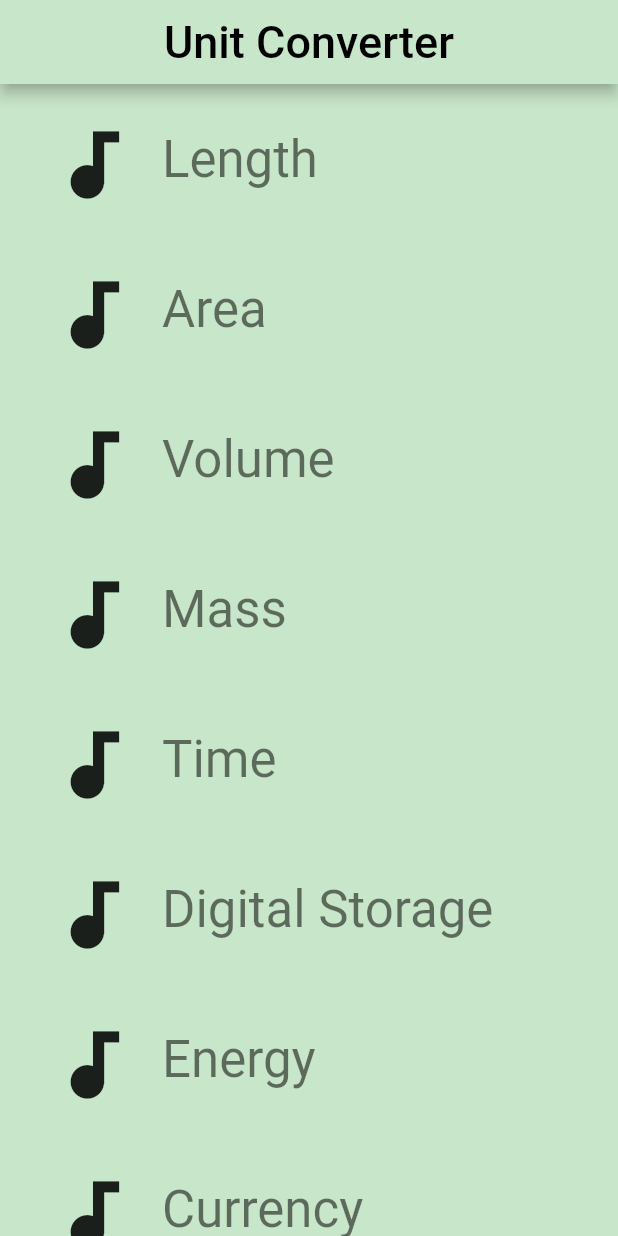
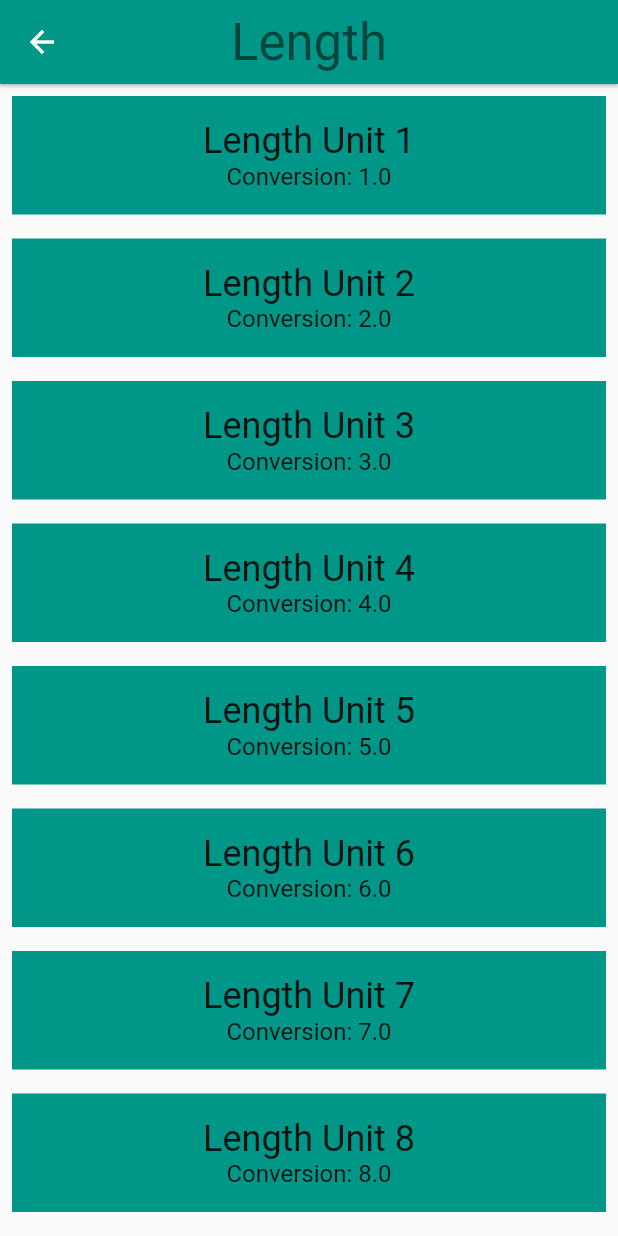
Before and after one commit to jferrater/learning_flutter, a Flutter app: the screen it shows after launch, after a tap on "Length", on a phone screen of 412 x 824 dp. Run offline on Flutter 3.47's test engine with Material 2 defaults, Android fonts, the phone set to English and light mode, and no system bars.

Commit message:
Implemented navigations

```diff
--- a/lib/category.dart
+++ b/lib/category.dart
@@ -1,4 +1,6 @@
 import 'package:flutter/material.dart';
+import 'package:learning_flutter/converter_route.dart';
+import 'package:learning_flutter/unit.dart';
 import 'package:meta/meta.dart';
 
 final _rowHeight = 100.0;
@@ -8,16 +10,42 @@ class Category extends StatelessWidget {
   final String name;
   final IconData iconData;
   final ColorSwatch color;
+  final List<Unit> units;
 
   const Category(
       {Key key,
       @required this.name,
       @required this.color,
-      @required this.iconData})
+      @required this.iconData,
+      @required this.units})
       : assert(name != null),
         assert(color != null),
         assert(iconData != null),
+        assert(units != null),
         super(key: key);
+
+  /// Navigates to the [ConverterScreen].
+  void _navigateToConverterScreen(BuildContext context) {
+    Navigator.of(context).push(MaterialPageRoute<Null>(
+      builder: (BuildContext context) {
+        return Scaffold(
+          appBar: AppBar(
+            elevation: 1.0,
+            title: Text(
+              name,
+              style: Theme.of(context).textTheme.headline4,
+            ),
+            centerTitle: true,
+            backgroundColor: color,
+          ),
+          body: ConverterScreen(
+            units: units,
+            color: color,
+          ),
+        );
+      },
+    ));
+  }
 
   @override
   Widget build(BuildContext context) {
@@ -29,7 +57,7 @@ class Category extends StatelessWidget {
           borderRadius: _borderRadius,
           highlightColor: color,
           splashColor: color,
-          onTap: () => print('I was tapped!'),
+          onTap: () => _navigateToConverterScreen(context),
           child: Padding(
             padding: EdgeInsets.all(8.0),
             child: Row(
@@ -43,11 +71,9 @@ class Category extends StatelessWidget {
                   ),
                 ),
                 Center(
-                  child: Text(
-                    name,
-                    textAlign: TextAlign.center,
-                    style: Theme.of(context).textTheme.headline4
-                  ),
+                  child: Text(name,
+                      textAlign: TextAlign.center,
+                      style: Theme.of(context).textTheme.headline4),
                 ),
               ],
             ),
--- a/lib/category_route.dart
+++ b/lib/category_route.dart
@@ -1,8 +1,10 @@
 import 'package:flutter/material.dart';
 import 'package:learning_flutter/category.dart';
+import 'package:learning_flutter/unit.dart';
 
 final _backgroundColor = Colors.green[100];
 
+/// Categories screen
 class CategoryRoute extends StatelessWidget {
   const CategoryRoute();
 
@@ -43,6 +45,17 @@ class CategoryRoute extends StatelessWidget {
     }
   }
 
+  /// Returns a list of mock [Unit]s.
+  List<Unit> _retrieveUnitList(String categoryName) {
+    return List.generate(10, (int i) {
+      i += 1;
+      return Unit(
+        name: '$categoryName Unit $i',
+        conversion: i.toDouble(),
+      );
+    });
+  }
+
   @override
   Widget build(BuildContext context) {
     final categories = <Category>[];
@@ -51,6 +64,7 @@ class CategoryRoute extends StatelessWidget {
         color: _baseColors[i],
         iconData: Icons.audiotrack,
         name: _categoryNames[i],
+        units: _retrieveUnitList(_categoryNames[i]),
       ));
     }
     final listView = Container(
--- /dev/null
+++ b/lib/converter_route.dart
@@ -0,0 +1,46 @@
+import 'package:flutter/foundation.dart';
+import 'package:flutter/material.dart';
+import 'package:learning_flutter/unit.dart';
+
+/// Converter screen where users can input amounts to convert.
+///
+/// Currently, it just displays a list of mock units.
+///
+/// While it is named ConverterRoute, a more apt name would be ConverterScreen,
+/// because it is responsible for the UI at the route's destination.
+class ConverterScreen extends StatelessWidget {
+  final List<Unit> units;
+  final Color color;
+  const ConverterScreen({
+    @required this.units,
+    @required this.color,
+  })  : assert(units != null),
+        assert(color != null);
+
+  @override
+  Widget build(BuildContext context) {
+    final unitWidgets = units.map((Unit unit) {
+      return Container(
+        color: color,
+        margin: EdgeInsets.all(8.0),
+        padding: EdgeInsets.all(16.0),
+        child: Column(
+          children: <Widget>[
+            Text(
+              unit.name,
+              style: Theme.of(context).textTheme.headline5,
+            ),
+            Text(
+              'Conversion: ${unit.conversion}',
+              style: Theme.of(context).textTheme.subtitle1,
+            )
+          ],
+        ),
+      );
+    }).toList();
+
+    return ListView(
+      children: unitWidgets,
+    );
+  }
+}
--- a/lib/main.dart
+++ b/lib/main.dart
@@ -9,12 +9,7 @@ class MyApp extends StatelessWidget {
     return MaterialApp(
       debugShowCheckedModeBanner: false,
       title: 'Unit Converter',
-      home: Scaffold(
-        backgroundColor: Colors.green[100],
-        body: Center(
-          child: CategoryRoute(),
-        ),
-      ),
+      home: CategoryRoute(),
     );
   }
 }
--- /dev/null
+++ b/lib/unit.dart
@@ -0,0 +1,22 @@
+import 'package:meta/meta.dart';
+
+class Unit {
+  final String name;
+  final double conversion;
+
+  /// A [Unit] stores its name and conversion factor.
+  ///
+  /// An example would be 'Meter' and '1.0'
+  const Unit({
+    @required this.name,
+    @required this.conversion,
+  })  : assert(name != null),
+        assert(conversion != null);
+
+  /// Creates a [Unit] from a JSOn object
+  Unit.fromJson(Map jsonMap)
+      : assert(jsonMap['name'] != null),
+        assert(jsonMap['conversion'] != null),
+        name = jsonMap['name'],
+        conversion = jsonMap['conversion'].toDouble();
+}
```
